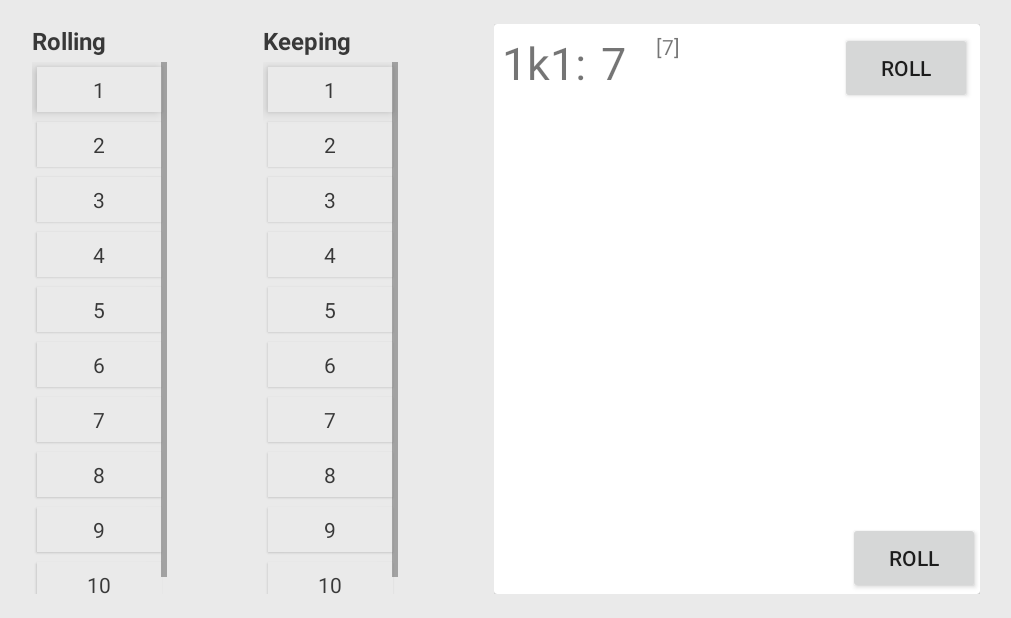
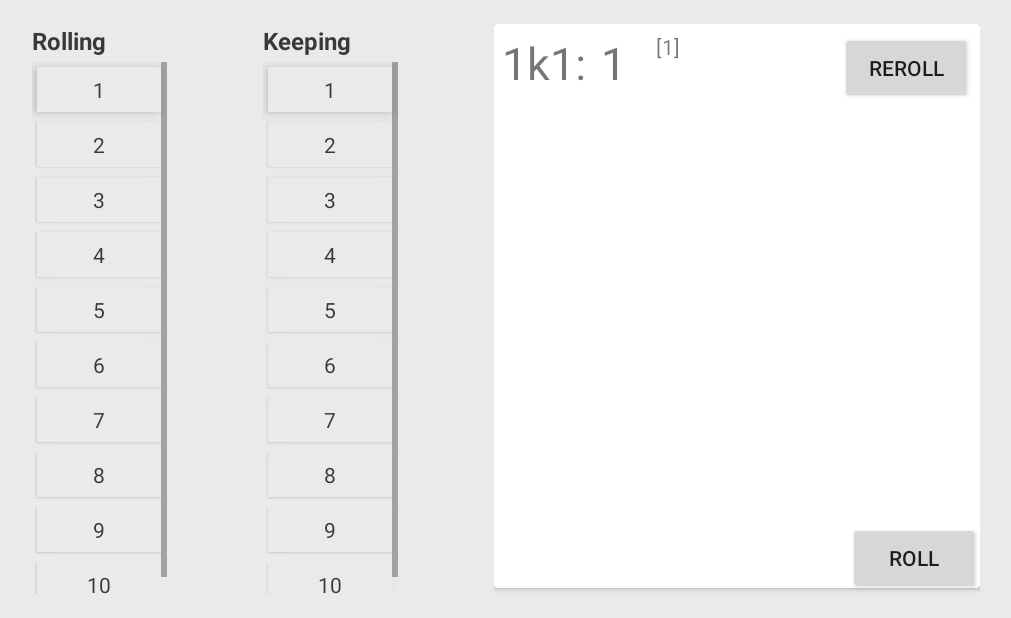
Before and after one commit to nihilogist/android-dice-roller, an Android app: the SeventhSeaRollerMainActivity screen opened directly, with no data from a screen before it, on a phone screen of 824 x 412 dp (held sideways). Shown: the whole screen, without its empty margins (64-1075 px from the left). Run offline under Robolectric (Android 15) with nearby library versions, the phone set to English and light mode, and no system bars; libraries missing offline, so code that uses them is left out: com.github.brnunes.swipeablerecyclerview; 2 statements that could not run were skipped.

Commit message:
Update the roll result cards

```diff
--- a/app/src/main/res/layout/seventh_sea_roll_card.xml
+++ b/app/src/main/res/layout/seventh_sea_roll_card.xml
@@ -1,6 +1,6 @@
 <?xml version="1.0" encoding="utf-8"?>
 <android.support.v7.widget.CardView xmlns:android="http://schemas.android.com/apk/res/android"
-    android:layout_width="match_parent" android:layout_height="match_parent">
+    android:layout_width="match_parent" android:layout_height="match_parent" android:layout_marginBottom="@dimen/seventh_sea_roll_result_card_margin">
 
     <RelativeLayout
         android:layout_width="match_parent"
@@ -10,7 +10,7 @@
             android:layout_width="wrap_content"
             android:layout_height="wrap_content"
             style="@style/seventh_sea_result_card_roll_detail_text"
-            android:text="1"
+            android:text=""
             android:id="@+id/seventh_sea_rollcard_roll_dice"
             android:layout_alignParentLeft="true"/>
         <TextView
@@ -24,7 +24,7 @@
             android:layout_width="wrap_content"
             android:layout_height="wrap_content"
             style="@style/seventh_sea_result_card_roll_detail_text"
-            android:text="1"
+            android:text=""
             android:id="@+id/seventh_sea_rollcard_keep_dice"
             android:layout_toRightOf="@+id/seventh_sea_rollcard_keep_indicator"/>
         <TextView
@@ -40,7 +40,7 @@
             style="@style/seventh_sea_result_card_roll_detail_text"
             android:paddingStart="10dp"
             android:paddingEnd="10dp"
-            android:text="100"
+            android:text=""
             android:id="@+id/seventh_sea_rollcard_roll_score"
             android:layout_toRightOf="@+id/seventh_sea_rollcard_roll_end"/>
         <TextView
@@ -48,7 +48,7 @@
             android:layout_height="wrap_content"
             android:paddingStart="10dp"
             android:paddingEnd="10dp"
-            android:text="100"
+            android:text=""
             android:id="@+id/seventh_sea_rollcard_roll_breakdown"
             android:layout_toRightOf="@+id/seventh_sea_rollcard_roll_score"/>
         <Button
@@ -56,7 +56,7 @@
             android:layout_height="wrap_content"
             android:id="@+id/seventh_sea_rollcard_roll_button"
             android:layout_alignParentEnd="true"
-            android:text="Roll"/>
+            android:text="@string/seventh_sea_roll_card_reroll"/>
     </RelativeLayout>
 
 </android.support.v7.widget.CardView>
--- a/app/src/main/res/values/dimens.xml
+++ b/app/src/main/res/values/dimens.xml
@@ -17,4 +17,5 @@
     <dimen name="seventh_sea_die_button_text_size">14dp</dimen>
     <dimen name="seventh_sea_roll_result_card_padding">5dp</dimen>
     <dimen name="seventh_sea_roll_result_card_elevation">4dp</dimen>
+    <dimen name="seventh_sea_roll_result_card_margin">4dp</dimen>
 </resources>
--- a/app/src/main/res/values/strings.xml
+++ b/app/src/main/res/values/strings.xml
@@ -8,4 +8,5 @@
     <string name="seventh_sea_roller_dice_to_keep">Keeping</string>
     <string name="seventh_sea_roller_results">Results</string>
     <string name="title_activity_main">MainActivity</string>
+    <string name="seventh_sea_roll_card_reroll">Reroll</string>
 </resources>
```
